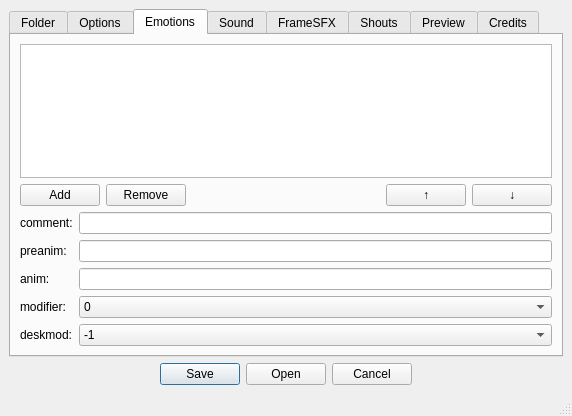
Qt form ressources/ui/ao2charmaker.ui (Salanto/AO2-CharIniMaker) before a commit.
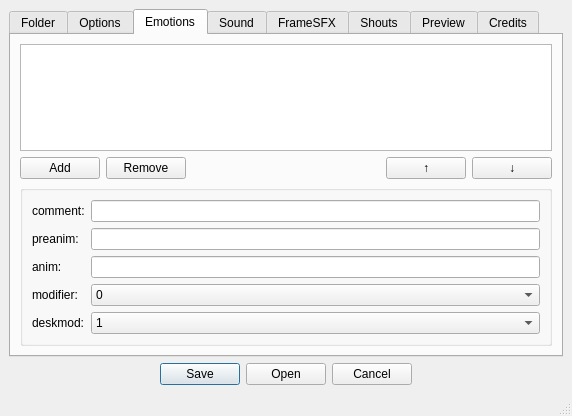
The same form after that commit. The open tabs and pages were chosen to show the change.

```diff
--- a/ressources/ui/ao2charmaker.ui
+++ b/ressources/ui/ao2charmaker.ui
@@ -350,7 +350,7 @@
        </attribute>
        <layout class="QVBoxLayout" name="verticalLayout_5">
         <item>
-         <widget class="QListView" name="listView"/>
+         <widget class="QListWidget" name="emote_listview"/>
         </item>
         <item>
          <layout class="QGridLayout" name="gridLayout">
@@ -398,6 +398,15 @@
          </layout>
         </item>
         <item>
+         <layout class="QGridLayout" name="gridLayout_3">
+          <item row="0" column="0">
+           <widget class="QGroupBox" name="emote_input_groupbox">
+            <property name="title">
+             <string/>
+            </property>
+            <property name="checkable">
+             <bool>false</bool>
+            </property>
          <layout class="QFormLayout" name="formLayout_2">
           <item row="0" column="0">
            <widget class="QLabel" name="emote_comment_lbl">
@@ -406,6 +415,9 @@
             </property>
            </widget>
           </item>
+             <item row="0" column="1">
+              <widget class="QLineEdit" name="emote_comment_lineedit"/>
+             </item>
           <item row="1" column="0">
            <widget class="QLabel" name="emote_preanim_lbl">
             <property name="text">
@@ -413,6 +425,9 @@
             </property>
            </widget>
           </item>
+             <item row="1" column="1">
+              <widget class="QLineEdit" name="emote_preanim_lineedit"/>
+             </item>
           <item row="2" column="0">
            <widget class="QLabel" name="emote_anim_lbl">
             <property name="text">
@@ -420,6 +435,9 @@
             </property>
            </widget>
           </item>
+             <item row="2" column="1">
+              <widget class="QLineEdit" name="emote_anim_lineedit"/>
+             </item>
           <item row="3" column="0">
            <widget class="QLabel" name="emote_modifier_lbl">
             <property name="text">
@@ -427,24 +445,8 @@
             </property>
            </widget>
           </item>
-          <item row="4" column="0">
-           <widget class="QLabel" name="emote_deskmod_lbl">
-            <property name="text">
-             <string>deskmod:</string>
-            </property>
-           </widget>
-          </item>
-          <item row="0" column="1">
-           <widget class="QLineEdit" name="lineEdit_3"/>
-          </item>
-          <item row="1" column="1">
-           <widget class="QLineEdit" name="lineEdit_7"/>
-          </item>
-          <item row="2" column="1">
-           <widget class="QLineEdit" name="lineEdit_8"/>
-          </item>
           <item row="3" column="1">
-           <widget class="QComboBox" name="comboBox_6">
+              <widget class="QComboBox" name="emote_modifier_combobox">
             <item>
              <property name="text">
               <string>0</string>
@@ -467,18 +469,25 @@
             </item>
            </widget>
           </item>
+             <item row="4" column="0">
+              <widget class="QLabel" name="emote_deskmod_lbl">
+               <property name="text">
+                <string>deskmod:</string>
+               </property>
+              </widget>
+             </item>
           <item row="4" column="1">
-           <widget class="QComboBox" name="comboBox_7">
+              <widget class="QComboBox" name="emote_deskmod_combobox">
+               <item>
+                <property name="text">
+                 <string>1</string>
+                </property>
+               </item>
             <item>
              <property name="text">
               <string>-1</string>
              </property>
             </item>
-            <item>
-             <property name="text">
-              <string>1</string>
-             </property>
-            </item>
             <item>
              <property name="text">
               <string>2</string>
@@ -499,6 +508,9 @@
               <string>5</string>
              </property>
             </item>
+              </widget>
+             </item>
+            </layout>
            </widget>
           </item>
          </layout>
```
Lines whose indentation alone changed are shown as unchanged.
